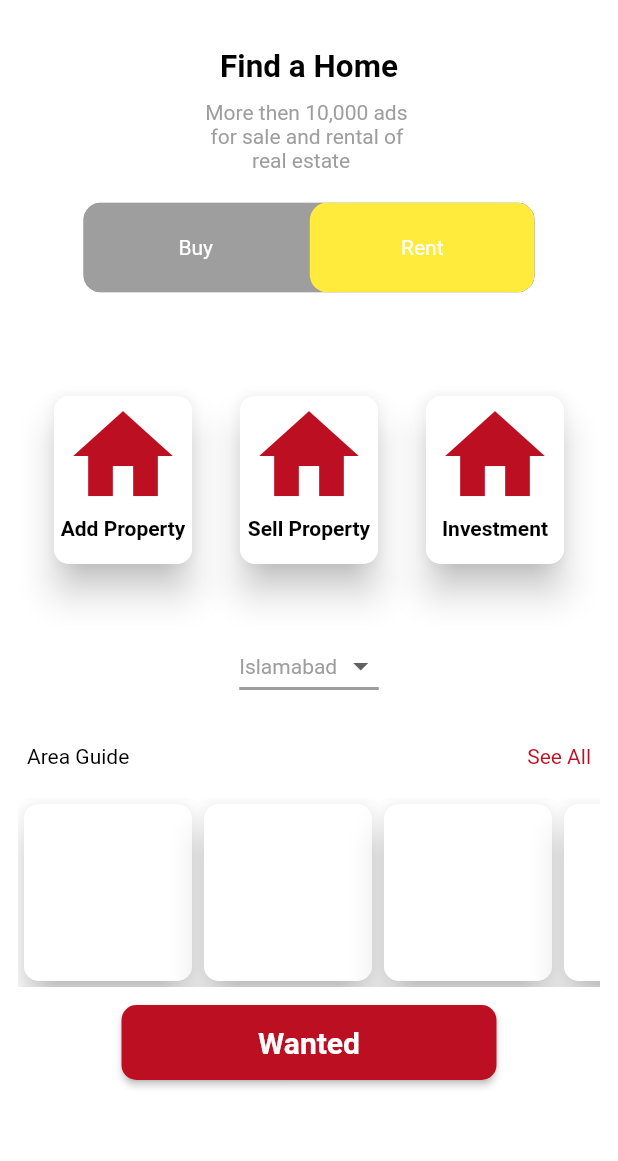
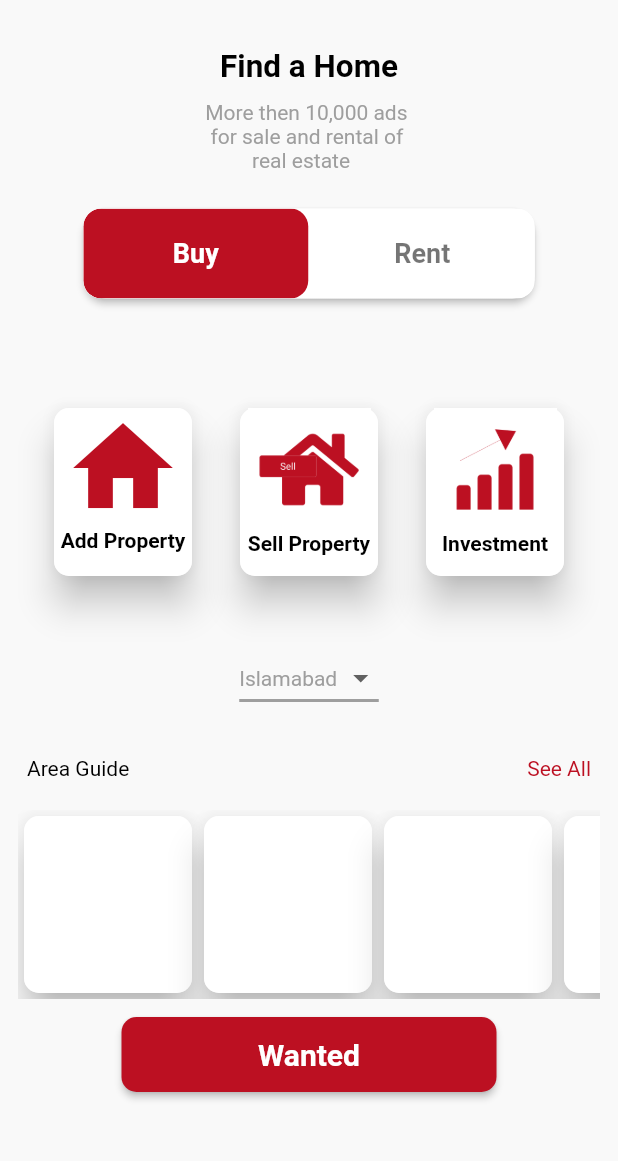
Before and after one commit to AliPunjabi/ArzeNafees, a Flutter app: the screen it shows after launch, on a phone screen of 412 x 824 dp, the part 66-1227 px from its top. Run offline on Flutter 3.47's test engine with Material 2 defaults, Android fonts, the light colour scheme and no system bars; drawn by our look-alikes of toggle_switch.

Commit message:
UI enhancement

```diff
--- a/lib/Constants.dart
+++ b/lib/Constants.dart
@@ -3,5 +3,6 @@ import 'package:flutter/material.dart';
 class Constants {
   static Color colorMain = const Color(0xFFBC1022);
   static Color colorSecond = const Color(0xFFFFFFFF);
+  static Color coloroffWhite = const Color(0xFFF9F9F9);
   static String appFont = 'Roboto';
 }
--- a/lib/Screens/homescreen.dart
+++ b/lib/Screens/homescreen.dart
@@ -15,10 +15,10 @@ class _HomeScreenState extends State<HomeScreen> {
   @override
   Widget build(BuildContext context) {
     return Scaffold(
-      backgroundColor: Colors.white,
+      backgroundColor: Constants.coloroffWhite,
       appBar: AppBar(
           elevation: 0,
-          backgroundColor: Constants.colorSecond,
+          backgroundColor: Constants.coloroffWhite,
           title: Padding(
             padding: EdgeInsets.only(left: 43.0),
             child: Row(
@@ -81,24 +81,34 @@ class _HomeScreenState extends State<HomeScreen> {
         ),
         Padding(
           padding: const EdgeInsets.all(20.0),
+          child: Card(
+            elevation: 2,
+            shape: RoundedRectangleBorder(
+                borderRadius: BorderRadius.circular(15.0)),
             child: ToggleSwitch(
+              fontSize: 18,
               minWidth: 150.0,
               minHeight: 60,
               cornerRadius: 12.0,
               activeBgColors: [
                 [Constants.colorMain],
-              [Colors.yellow]
+                [Constants.colorMain]
               ],
-            activeFgColor: Colors.white,
-            inactiveBgColor: Colors.grey,
-            inactiveFgColor: Colors.white,
-            initialLabelIndex: 1,
+              inactiveBgColor: Constants.colorSecond,
+              activeFgColor: Constants.colorSecond,
+              inactiveFgColor: Colors.black54,
+              initialLabelIndex: 0,
               totalSwitches: 2,
               labels: ['Buy', 'Rent'],
+              customTextStyles: [
+                TextStyle(fontWeight: FontWeight.bold),
+                TextStyle(fontWeight: FontWeight.bold)
+              ],
               radiusStyle: true,
               onToggle: (index) {
                 print('switched to: $index');
               },
+            ),
           ),
         ),
         SizedBox(
@@ -149,10 +159,10 @@ class _HomeScreenState extends State<HomeScreen> {
                   ),
                   child: Column(
                     children: <Widget>[
-                      Icon(
-                        Icons.home,
-                        color: Constants.colorMain,
-                        size: 80,
+                      Image.asset(
+                        'assets/images/home.png',
+                        fit: BoxFit.contain,
+                        height: 82,
                       ),
                       Text(
                         'Sell Property',
@@ -177,10 +187,13 @@ class _HomeScreenState extends State<HomeScreen> {
                   ),
                   child: Column(
                     children: <Widget>[
-                      Icon(
-                        Icons.home,
-                        color: Constants.colorMain,
-                        size: 80,
+                      Padding(
+                        padding: const EdgeInsets.only(top: 0.0),
+                        child: Image.asset(
+                          'assets/images/progress.png',
+                          fit: BoxFit.contain,
+                          height: 82,
+                        ),
                       ),
                       Text(
                         'Investment',
--- a/pubspec.yaml
+++ b/pubspec.yaml
@@ -61,6 +61,7 @@ flutter:
   assets:
     - assets/images/Splash screen.jpg
     - assets/images/logo.png
+    - assets/images/
   fonts:
     - family: Roboto
       fonts:
```
Also changed, not shown: assets/images/home.png (added), assets/images/progress.png (added). Lines whose indentation alone changed are shown as unchanged.
